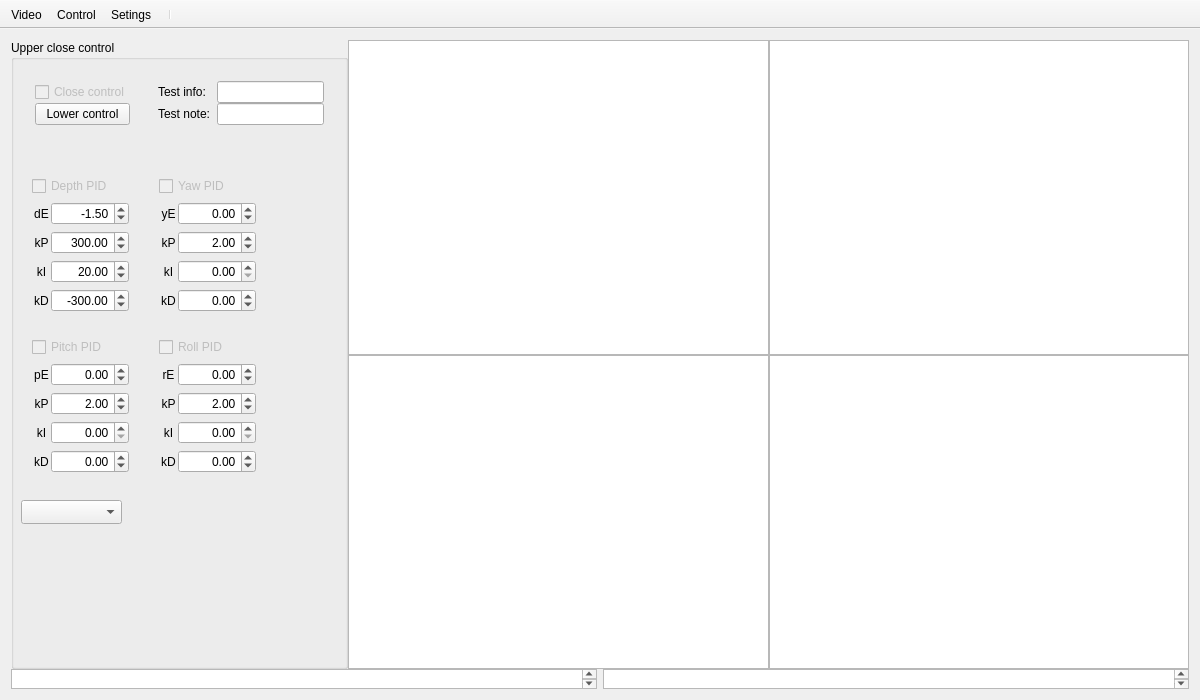
This is mainwindow.ui in zt-luo/SubControl as Qt 5 draws it before an edit. The edited form follows.
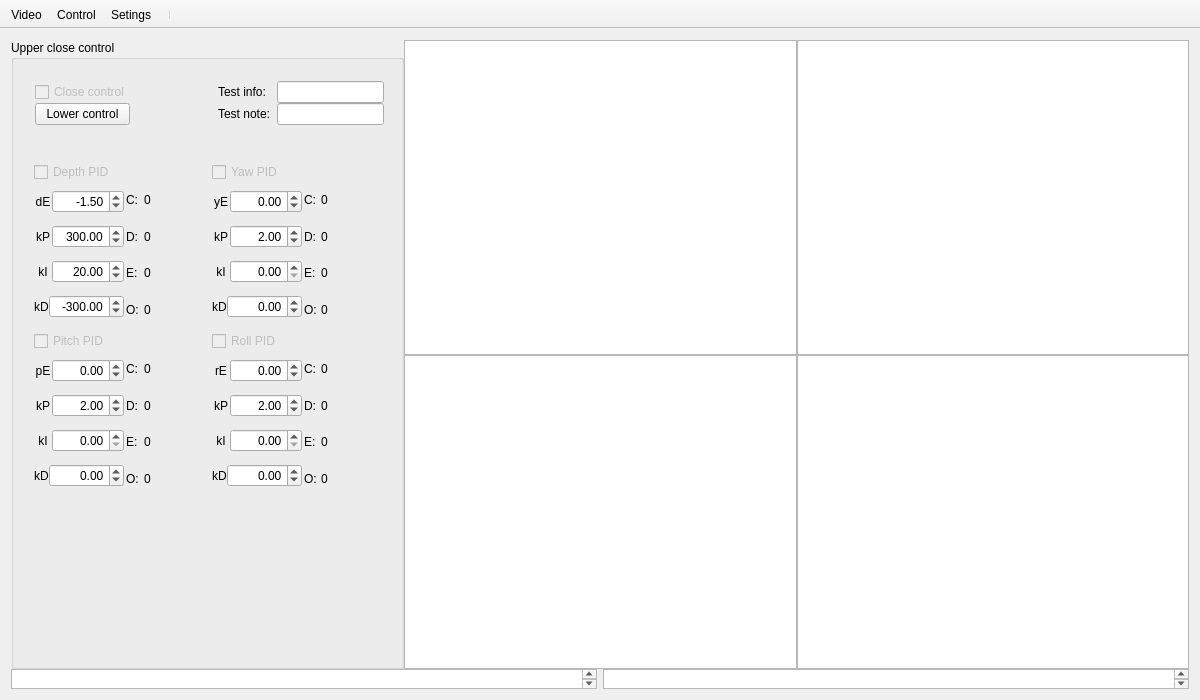
This is the edited form. The open tabs and pages were chosen to show the change. Icons and pictures are not drawn. Custom widgets are drawn as their Qt base class.

The edit to the form file:
```diff
--- a/mainwindow.ui
+++ b/mainwindow.ui
@@ -313,7 +313,7 @@
            <number>0</number>
           </property>
           <item row="0" column="0">
-           <layout class="QHBoxLayout" name="horizontalLayout_2" stretch="2,5">
+           <layout class="QHBoxLayout" name="horizontalLayout_2" stretch="1,2">
             <property name="spacing">
              <number>0</number>
             </property>
@@ -331,21 +331,102 @@
               <widget class="QWidget" name="layoutWidget">
                <property name="geometry">
                 <rect>
-                 <x>10</x>
-                 <y>110</y>
-                 <width>246</width>
-                 <height>350</height>
+                 <x>13</x>
+                 <y>30</y>
+                 <width>371</width>
+                 <height>68</height>
+                </rect>
+               </property>
+               <layout class="QHBoxLayout" name="horizontalLayout_36">
+                <item>
+                 <layout class="QVBoxLayout" name="verticalLayout_7">
+                  <property name="spacing">
+                   <number>0</number>
+                  </property>
+                  <item>
+                   <widget class="QCheckBox" name="upperCloseControl">
+                    <property name="enabled">
+                     <bool>false</bool>
+                    </property>
+                    <property name="text">
+                     <string>Close control</string>
+                    </property>
+                   </widget>
+                  </item>
+                  <item>
+                   <widget class="QPushButton" name="lowerControlButton">
+                    <property name="text">
+                     <string>Lower control</string>
+                    </property>
+                   </widget>
+                  </item>
+                 </layout>
+                </item>
+                <item>
+                 <spacer name="horizontalSpacer">
+                  <property name="orientation">
+                   <enum>Qt::Horizontal</enum>
+                  </property>
+                  <property name="sizeHint" stdset="0">
+                   <size>
+                    <width>18</width>
+                    <height>13</height>
+                   </size>
+                  </property>
+                 </spacer>
+                </item>
+                <item>
+                 <layout class="QVBoxLayout" name="verticalLayout_8">
+                  <property name="spacing">
+                   <number>0</number>
+                  </property>
+                  <item>
+                   <layout class="QHBoxLayout" name="horizontalLayout_29" stretch="2,4">
+                    <item>
+                     <widget class="QLabel" name="label_3">
+                      <property name="text">
+                       <string>Test info:</string>
+                      </property>
+                     </widget>
+                    </item>
+                    <item>
+                     <widget class="QLineEdit" name="lineEditTestInfo"/>
+                    </item>
+                   </layout>
+                  </item>
+                  <item>
+                   <layout class="QHBoxLayout" name="horizontalLayout_30" stretch="2,4">
+                    <item>
+                     <widget class="QLabel" name="label_4">
+                      <property name="text">
+                       <string>Test note:</string>
+                      </property>
+                     </widget>
+                    </item>
+                    <item>
+                     <widget class="QLineEdit" name="lineEditTestNote"/>
+                    </item>
+                   </layout>
+                  </item>
+                 </layout>
+                </item>
+               </layout>
+              </widget>
+              <widget class="QWidget" name="">
+               <property name="geometry">
+                <rect>
+                 <x>12</x>
+                 <y>111</y>
+                 <width>371</width>
+                 <height>354</height>
                 </rect>
                </property>
                <layout class="QGridLayout" name="gridLayout_3">
-                <property name="horizontalSpacing">
-                 <number>30</number>
-                </property>
-                <property name="verticalSpacing">
-                 <number>10</number>
-                </property>
                 <item row="0" column="0">
-                 <layout class="QVBoxLayout" name="verticalLayout">
+                 <layout class="QVBoxLayout" name="verticalLayout_30">
+                  <property name="spacing">
+                   <number>2</number>
+                  </property>
                   <item>
                    <widget class="QCheckBox" name="depthPidCheckBox">
                     <property name="enabled">
@@ -360,6 +441,13 @@
                    </widget>
                   </item>
                   <item>
+                   <layout class="QHBoxLayout" name="horizontalLayout_48" stretch="1,1">
+                    <property name="spacing">
+                     <number>2</number>
+                    </property>
+                    <item>
+                     <layout class="QVBoxLayout" name="verticalLayout">
+                      <item>
                    <layout class="QHBoxLayout" name="horizontalLayout_6" stretch="1,4">
                     <property name="spacing">
                      <number>0</number>
@@ -493,8 +581,103 @@
                   </item>
                  </layout>
                 </item>
+                    <item>
+                     <layout class="QVBoxLayout" name="verticalLayout_29">
+                      <item>
+                       <layout class="QHBoxLayout" name="horizontalLayout_44" stretch="1,4">
+                        <property name="spacing">
+                         <number>2</number>
+                        </property>
+                        <item>
+                         <widget class="QLabel" name="label_19">
+                          <property name="text">
+                           <string>C:</string>
+                          </property>
+                         </widget>
+                        </item>
+                        <item>
+                         <widget class="QLabel" name="labelDCValue">
+                          <property name="text">
+                           <string>0</string>
+                          </property>
+                         </widget>
+                        </item>
+                       </layout>
+                      </item>
+                      <item>
+                       <layout class="QHBoxLayout" name="horizontalLayout_45" stretch="1,4">
+                        <property name="spacing">
+                         <number>2</number>
+                        </property>
+                        <item>
+                         <widget class="QLabel" name="label_20">
+                          <property name="text">
+                           <string>D:</string>
+                          </property>
+                         </widget>
+                        </item>
+                        <item>
+                         <widget class="QLabel" name="labelDDValue_2">
+                          <property name="text">
+                           <string>0</string>
+                          </property>
+                         </widget>
+                        </item>
+                       </layout>
+                      </item>
+                      <item>
+                       <layout class="QHBoxLayout" name="horizontalLayout_46" stretch="1,4">
+                        <property name="spacing">
+                         <number>2</number>
+                        </property>
+                        <item>
+                         <widget class="QLabel" name="label_21">
+                          <property name="text">
+                           <string>E:</string>
+                          </property>
+                         </widget>
+                        </item>
+                        <item>
+                         <widget class="QLabel" name="labelDEValue_3">
+                          <property name="text">
+                           <string>0</string>
+                          </property>
+                         </widget>
+                        </item>
+                       </layout>
+                      </item>
+                      <item>
+                       <layout class="QHBoxLayout" name="horizontalLayout_47" stretch="1,4">
+                        <property name="spacing">
+                         <number>2</number>
+                        </property>
+                        <item>
+                         <widget class="QLabel" name="label_22">
+                          <property name="text">
+                           <string>O:</string>
+                          </property>
+                         </widget>
+                        </item>
+                        <item>
+                         <widget class="QLabel" name="labelDOValue_4">
+                          <property name="text">
+                           <string>0</string>
+                          </property>
+                         </widget>
+                        </item>
+                       </layout>
+                      </item>
+                     </layout>
+                    </item>
+                   </layout>
+                  </item>
+                 </layout>
+                </item>
                 <item row="0" column="1">
-                 <layout class="QVBoxLayout" name="verticalLayout_4">
+                 <layout class="QVBoxLayout" name="verticalLayout_34">
+                  <property name="spacing">
+                   <number>2</number>
+                  </property>
                   <item>
                    <widget class="QCheckBox" name="yawPidCheckBox">
                     <property name="enabled">
@@ -509,6 +692,13 @@
                    </widget>
                   </item>
                   <item>
+                   <layout class="QHBoxLayout" name="horizontalLayout_61" stretch="1,1">
+                    <property name="spacing">
+                     <number>2</number>
+                    </property>
+                    <item>
+                     <layout class="QVBoxLayout" name="verticalLayout_4">
+                      <item>
                    <layout class="QHBoxLayout" name="horizontalLayout_17" stretch="1,4">
                     <property name="spacing">
                      <number>0</number>
@@ -642,8 +832,103 @@
                   </item>
                  </layout>
                 </item>
+                    <item>
+                     <layout class="QVBoxLayout" name="verticalLayout_32">
+                      <item>
+                       <layout class="QHBoxLayout" name="horizontalLayout_53" stretch="1,4">
+                        <property name="spacing">
+                         <number>2</number>
+                        </property>
+                        <item>
+                         <widget class="QLabel" name="label_27">
+                          <property name="text">
+                           <string>C:</string>
+                          </property>
+                         </widget>
+                        </item>
+                        <item>
+                         <widget class="QLabel" name="labelYCValue">
+                          <property name="text">
+                           <string>0</string>
+                          </property>
+                         </widget>
+                        </item>
+                       </layout>
+                      </item>
+                      <item>
+                       <layout class="QHBoxLayout" name="horizontalLayout_54" stretch="1,4">
+                        <property name="spacing">
+                         <number>2</number>
+                        </property>
+                        <item>
+                         <widget class="QLabel" name="label_28">
+                          <property name="text">
+                           <string>D:</string>
+                          </property>
+                         </widget>
+                        </item>
+                        <item>
+                         <widget class="QLabel" name="labelYDValue">
+                          <property name="text">
+                           <string>0</string>
+                          </property>
+                         </widget>
+                        </item>
+                       </layout>
+                      </item>
+                      <item>
+                       <layout class="QHBoxLayout" name="horizontalLayout_55" stretch="1,4">
+                        <property name="spacing">
+                         <number>2</number>
+                        </property>
+                        <item>
+                         <widget class="QLabel" name="label_29">
+                          <property name="text">
+                           <string>E:</string>
+                          </property>
+                         </widget>
+                        </item>
+                        <item>
+                         <widget class="QLabel" name="labelYEValue">
+                          <property name="text">
+                           <string>0</string>
+                          </property>
+                         </widget>
+                        </item>
+                       </layout>
+                      </item>
+                      <item>
+                       <layout class="QHBoxLayout" name="horizontalLayout_56" stretch="1,4">
+                        <property name="spacing">
+                         <number>2</number>
+                        </property>
+                        <item>
+                         <widget class="QLabel" name="label_30">
+                          <property name="text">
+                           <string>O:</string>
+                          </property>
+                         </widget>
+                        </item>
+                        <item>
+                         <widget class="QLabel" name="labelYOValue">
+                          <property name="text">
+                           <string>0</string>
+                          </property>
+                         </widget>
+                        </item>
+                       </layout>
+                      </item>
+                     </layout>
+                    </item>
+                   </layout>
+                  </item>
+                 </layout>
+                </item>
                 <item row="1" column="0">
-                 <layout class="QVBoxLayout" name="verticalLayout_5">
+                 <layout class="QVBoxLayout" name="verticalLayout_36">
+                  <property name="spacing">
+                   <number>2</number>
+                  </property>
                   <item>
                    <widget class="QCheckBox" name="pitchPidCheckBox">
                     <property name="enabled">
@@ -658,6 +943,13 @@
                    </widget>
                   </item>
                   <item>
+                   <layout class="QHBoxLayout" name="horizontalLayout_63" stretch="1,1">
+                    <property name="spacing">
+                     <number>2</number>
+                    </property>
+                    <item>
+                     <layout class="QVBoxLayout" name="verticalLayout_5">
+                      <item>
                    <layout class="QHBoxLayout" name="horizontalLayout_21" stretch="1,4">
                     <property name="spacing">
                      <number>0</number>
@@ -791,8 +1083,103 @@
                   </item>
                  </layout>
                 </item>
+                    <item>
+                     <layout class="QVBoxLayout" name="verticalLayout_31">
+                      <item>
+                       <layout class="QHBoxLayout" name="horizontalLayout_49" stretch="1,4">
+                        <property name="spacing">
+                         <number>2</number>
+                        </property>
+                        <item>
+                         <widget class="QLabel" name="label_25">
+                          <property name="text">
+                           <string>C:</string>
+                          </property>
+                         </widget>
+                        </item>
+                        <item>
+                         <widget class="QLabel" name="labelPCValue">
+                          <property name="text">
+                           <string>0</string>
+                          </property>
+                         </widget>
+                        </item>
+                       </layout>
+                      </item>
+                      <item>
+                       <layout class="QHBoxLayout" name="horizontalLayout_50" stretch="1,4">
+                        <property name="spacing">
+                         <number>2</number>
+                        </property>
+                        <item>
+                         <widget class="QLabel" name="label_26">
+                          <property name="text">
+                           <string>D:</string>
+                          </property>
+                         </widget>
+                        </item>
+                        <item>
+                         <widget class="QLabel" name="labelPDValue">
+                          <property name="text">
+                           <string>0</string>
+                          </property>
+                         </widget>
+                        </item>
+                       </layout>
+                      </item>
+                      <item>
+                       <layout class="QHBoxLayout" name="horizontalLayout_51" stretch="1,4">
+                        <property name="spacing">
+                         <number>2</number>
+                        </property>
+                        <item>
+                         <widget class="QLabel" name="label_24">
+                          <property name="text">
+                           <string>E:</string>
+                          </property>
+                         </widget>
+                        </item>
+                        <item>
+                         <widget class="QLabel" name="labelPEValue">
+                          <property name="text">
+                           <string>0</string>
+                          </property>
+                         </widget>
+                        </item>
+                       </layout>
+                      </item>
+                      <item>
+                       <layout class="QHBoxLayout" name="horizontalLayout_52" stretch="1,4">
+                        <property name="spacing">
+                         <number>2</number>
+                        </property>
+                        <item>
+                         <widget class="QLabel" name="label_23">
+                          <property name="text">
+                           <string>O:</string>
+                          </property>
+                         </widget>
+                        </item>
+                        <item>
+                         <widget class="QLabel" name="labelPOValue">
+                          <property name="text">
+                           <string>0</string>
+                          </property>
+                         </widget>
+                        </item>
+                       </layout>
+                      </item>
+                     </layout>
+                    </item>
+                   </layout>
+                  </item>
+                 </layout>
+                </item>
                 <item row="1" column="1">
-                 <layout class="QVBoxLayout" name="verticalLayout_6">
+                 <layout class="QVBoxLayout" name="verticalLayout_35">
+                  <property name="spacing">
+                   <number>2</number>
+                  </property>
                   <item>
                    <widget class="QCheckBox" name="rollPidCheckBox">
                     <property name="enabled">
@@ -807,6 +1194,13 @@
                    </widget>
                   </item>
                   <item>
+                   <layout class="QHBoxLayout" name="horizontalLayout_62" stretch="1,1">
+                    <property name="spacing">
+                     <number>2</number>
+                    </property>
+                    <item>
+                     <layout class="QVBoxLayout" name="verticalLayout_6">
+                      <item>
                    <layout class="QHBoxLayout" name="horizontalLayout_25" stretch="1,4">
                     <property name="spacing">
                      <number>0</number>
@@ -940,95 +1334,93 @@
                   </item>
                  </layout>
                 </item>
-               </layout>
-              </widget>
-              <widget class="QComboBox" name="comboBox">
-               <property name="geometry">
-                <rect>
-                 <x>10</x>
-                 <y>460</y>
-                 <width>101</width>
-                 <height>24</height>
-                </rect>
-               </property>
-              </widget>
-              <widget class="QWidget" name="layoutWidget">
-               <property name="geometry">
-                <rect>
-                 <x>13</x>
-                 <y>30</y>
-                 <width>311</width>
-                 <height>68</height>
-                </rect>
-               </property>
-               <layout class="QHBoxLayout" name="horizontalLayout_36">
                 <item>
-                 <layout class="QVBoxLayout" name="verticalLayout_7">
+                     <layout class="QVBoxLayout" name="verticalLayout_33">
+                      <item>
+                       <layout class="QHBoxLayout" name="horizontalLayout_57" stretch="1,4">
                   <property name="spacing">
-                   <number>0</number>
+                         <number>2</number>
                   </property>
                   <item>
-                   <widget class="QCheckBox" name="upperCloseControl">
-                    <property name="enabled">
-                     <bool>false</bool>
-                    </property>
+                         <widget class="QLabel" name="label_31">
                     <property name="text">
-                     <string>Close control</string>
+                           <string>C:</string>
                     </property>
                    </widget>
                   </item>
                   <item>
-                   <widget class="QPushButton" name="lowerControlButton">
+                         <widget class="QLabel" name="labelRCValue">
                     <property name="text">
-                     <string>Lower control</string>
+                           <string>0</string>
                     </property>
                    </widget>
                   </item>
                  </layout>
                 </item>
                 <item>
-                 <spacer name="horizontalSpacer">
-                  <property name="orientation">
-                   <enum>Qt::Horizontal</enum>
-                  </property>
-                  <property name="sizeHint" stdset="0">
-                   <size>
-                    <width>18</width>
-                    <height>13</height>
-                   </size>
-                  </property>
-                 </spacer>
+                       <layout class="QHBoxLayout" name="horizontalLayout_58" stretch="1,4">
+                        <property name="spacing">
+                         <number>2</number>
+                        </property>
+                        <item>
+                         <widget class="QLabel" name="label_32">
+                          <property name="text">
+                           <string>D:</string>
+                          </property>
+                         </widget>
                 </item>
                 <item>
-                 <layout class="QVBoxLayout" name="verticalLayout_8">
+                         <widget class="QLabel" name="labelRDValue">
+                          <property name="text">
+                           <string>0</string>
+                          </property>
+                         </widget>
+                        </item>
+                       </layout>
+                      </item>
+                      <item>
+                       <layout class="QHBoxLayout" name="horizontalLayout_59" stretch="1,4">
                   <property name="spacing">
-                   <number>0</number>
+                         <number>2</number>
                   </property>
                   <item>
-                   <layout class="QHBoxLayout" name="horizontalLayout_29" stretch="2,4">
-                    <item>
-                     <widget class="QLabel" name="label_3">
+                         <widget class="QLabel" name="label_33">
                       <property name="text">
-                       <string>Test info:</string>
+                           <string>E:</string>
                       </property>
                      </widget>
                     </item>
                     <item>
-                     <widget class="QLineEdit" name="lineEditTestInfo"/>
+                         <widget class="QLabel" name="labelREValue">
+                          <property name="text">
+                           <string>0</string>
+                          </property>
+                         </widget>
                     </item>
                    </layout>
                   </item>
                   <item>
-                   <layout class="QHBoxLayout" name="horizontalLayout_30" stretch="2,4">
+                       <layout class="QHBoxLayout" name="horizontalLayout_60" stretch="1,4">
+                        <property name="spacing">
+                         <number>2</number>
+                        </property>
                     <item>
-                     <widget class="QLabel" name="label_4">
+                         <widget class="QLabel" name="label_34">
                       <property name="text">
-                       <string>Test note:</string>
+                           <string>O:</string>
                       </property>
                      </widget>
                     </item>
                     <item>
-                     <widget class="QLineEdit" name="lineEditTestNote"/>
+                         <widget class="QLabel" name="labelROValue">
+                          <property name="text">
+                           <string>0</string>
+                          </property>
+                         </widget>
+                        </item>
+                       </layout>
+                      </item>
+                     </layout>
                     </item>
                    </layout>
                   </item>
```
Left out of the diff: 2 changed lines with no effect on the pictures. Lines whose indentation alone changed are shown as unchanged.
